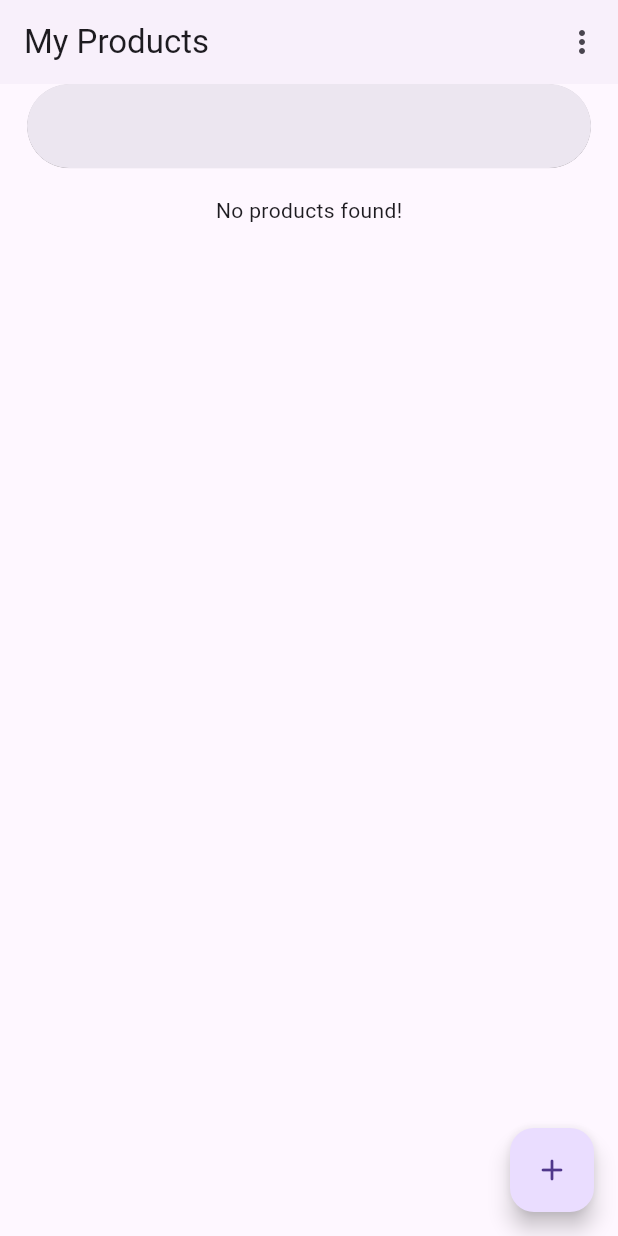
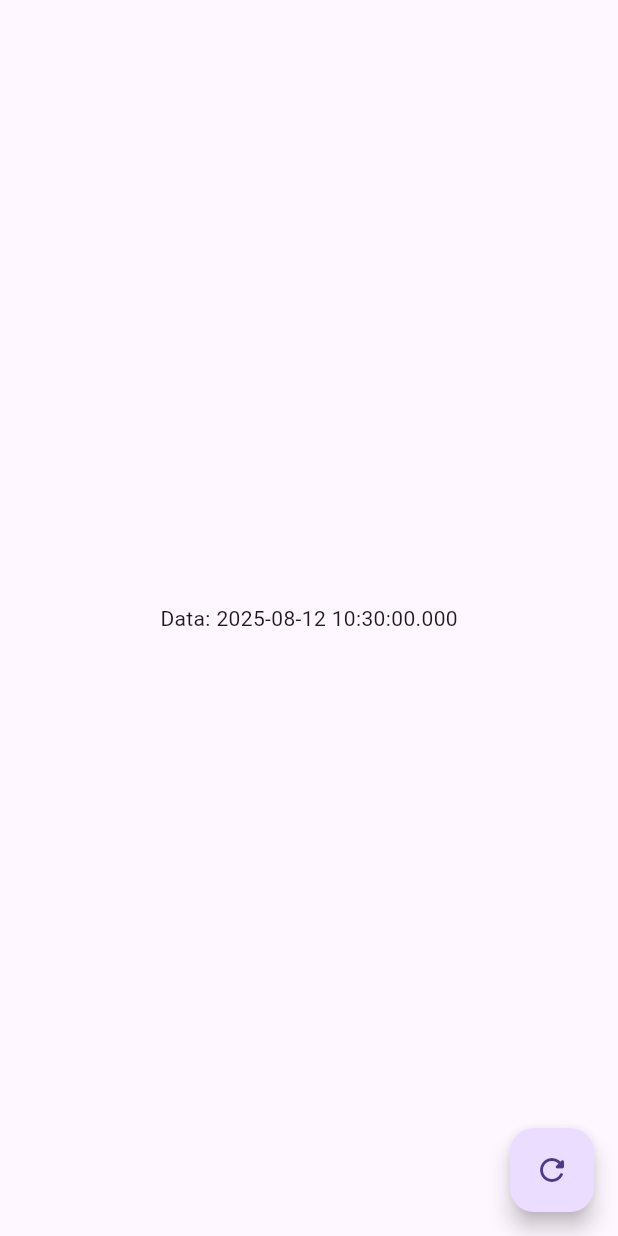
Before and after one commit to thetahmeed/flutter-with-riverpod, a Flutter app: the screen it shows after launch, on a phone screen of 412 x 824 dp. Run offline on Flutter 3.47's test engine with Material 3 defaults, Android fonts, the phone set to English and light mode, and no system bars; our stand-ins replace flutter_riverpod, freezed_annotation, riverpod_annotation; generated files the repository leaves out were written again.

Commit message:
State Nofitier Provider Refactored

```diff
--- a/lib/main.dart
+++ b/lib/main.dart
@@ -1,6 +1,7 @@
 import 'package:flutter/material.dart';
 import 'package:flutter_riverpod/flutter_riverpod.dart';
-import 'updated2/state_notifier_provider3/state_notifier_provider_page3.dart';
+import 'package:flutter_with_riverpod/updated2/future_provider/future_provider_page.dart';
+import 'updated2/state_notifier_provider/state_notifier_provider3/state_notifier_provider_page3.dart';
 
 void main() {
   // 0. Wrap the app with ProviderScope
@@ -17,7 +18,8 @@ class MyApp extends StatelessWidget {
       // home: SimpleProviderScreen(),
       // home: StateProviderScreen(),
       // home: StateNotifierProviderPage(),
-      home: StateNotifierProviderPage3(),
+      // home: StateNotifierProviderPage3(),
+      home: FutureProviderPage(),
       debugShowCheckedModeBanner: false,
     );
   }
--- /dev/null
+++ b/lib/updated2/future_provider/future_provider_page.dart
@@ -0,0 +1,37 @@
+import 'package:flutter/material.dart';
+import 'package:flutter_riverpod/flutter_riverpod.dart';
+
+final futureProvider = FutureProvider<String>((ref) async {
+  await Future.delayed(const Duration(seconds: 1));
+  // if (23 != 3) throw "Thre is an error";
+
+  return DateTime.now().toString();
+});
+
+class FutureProviderPage extends ConsumerWidget {
+  const FutureProviderPage({super.key});
+
+  @override
+  Widget build(BuildContext context, WidgetRef ref) {
+    final futureValue = ref.watch(futureProvider);
+
+    return Scaffold(
+      body: Center(
+        child: futureValue.when(
+          skipLoadingOnRefresh: false,
+          data: (data) => Text('Data: $data'),
+          error: (error, stackTrace) => Text('Error: $error'),
+          loading: () => const CircularProgressIndicator(),
+        ),
+      ),
+      floatingActionButton: FloatingActionButton(
+        onPressed: () {
+          ref.invalidate(futureProvider);
+        },
+        child: const Icon(
+          Icons.refresh_rounded,
+        ),
+      ),
+    );
+  }
+}
--- a/lib/updated2/state_notifier_provider3/models/my_products.dart
+++ b/lib/updated2/state_notifier_provider/state_notifier_provider3/models/my_products.dart
@@ -1,5 +1,5 @@
 // ignore_for_file: public_member_api_docs, sort_constructors_first
-import 'package:flutter_with_riverpod/updated2/state_notifier_provider3/models/product.dart';
+import 'package:flutter_with_riverpod/updated2/state_notifier_provider/state_notifier_provider3/models/product.dart';
 
 class MyProducts {
   final List<Product> allProducts;
--- a/lib/updated2/state_notifier_provider3/providers/product_notifier.dart
+++ b/lib/updated2/state_notifier_provider/state_notifier_provider3/providers/product_notifier.dart
@@ -1,6 +1,6 @@
 import 'package:flutter_riverpod/flutter_riverpod.dart';
-import 'package:flutter_with_riverpod/updated2/state_notifier_provider3/models/my_products.dart';
-import 'package:flutter_with_riverpod/updated2/state_notifier_provider3/models/product.dart';
+import 'package:flutter_with_riverpod/updated2/state_notifier_provider/state_notifier_provider3/models/my_products.dart';
+import 'package:flutter_with_riverpod/updated2/state_notifier_provider/state_notifier_provider3/models/product.dart';
 
 class ProductNotifier extends StateNotifier<MyProducts> {
   ProductNotifier() : super(MyProducts(allProducts: [], filteredProducts: []));
--- /dev/null
+++ b/lib/updated2/state_notifier_provider/state_notifier_provider3/providers/product_provider.dart
@@ -0,0 +1,6 @@
+import 'package:flutter_riverpod/flutter_riverpod.dart';
+import 'package:flutter_with_riverpod/updated2/state_notifier_provider/state_notifier_provider3/models/my_products.dart';
+import 'package:flutter_with_riverpod/updated2/state_notifier_provider/state_notifier_provider3/providers/product_notifier.dart';
+
+final productProvider = StateNotifierProvider<ProductNotifier, MyProducts>(
+    (ref) => ProductNotifier());
--- a/lib/updated2/state_notifier_provider3/state_notifier_provider_page3.dart
+++ b/lib/updated2/state_notifier_provider/state_notifier_provider3/state_notifier_provider_page3.dart
@@ -1,6 +1,6 @@
 import 'package:flutter/material.dart';
 import 'package:flutter_riverpod/flutter_riverpod.dart';
-import 'package:flutter_with_riverpod/updated2/state_notifier_provider3/providers/product_provider.dart';
+import 'package:flutter_with_riverpod/updated2/state_notifier_provider/state_notifier_provider3/providers/product_provider.dart';
 
 class StateNotifierProviderPage3 extends ConsumerWidget {
   const StateNotifierProviderPage3({super.key});
--- a/lib/updated2/state_notifier_provider/state_notifier_provider_page.dart
+++ b/lib/updated2/state_notifier_provider/state_notifier_provider_page1.dart
@@ -39,8 +39,8 @@ class MyStates {
 }
 
 // View
-class StateNotifierProviderPage extends ConsumerWidget {
-  const StateNotifierProviderPage({super.key});
+class StateNotifierProviderPage1 extends ConsumerWidget {
+  const StateNotifierProviderPage1({super.key});
 
   @override
   Widget build(BuildContext context, WidgetRef ref) {
--- a/lib/updated2/state_notifier_provider3/providers/product_provider.dart
+++ /dev/null
@@ -1,6 +0,0 @@
-import 'package:flutter_riverpod/flutter_riverpod.dart';
-import 'package:flutter_with_riverpod/updated2/state_notifier_provider3/models/my_products.dart';
-import 'package:flutter_with_riverpod/updated2/state_notifier_provider3/providers/product_notifier.dart';
-
-final productProvider = StateNotifierProvider<ProductNotifier, MyProducts>(
-    (ref) => ProductNotifier());
```
Also changed, not shown: lib/updated2/state_notifier_provider/state_notifier_provider3/models/product.dart (renamed from lib/updated2/state_notifier_provider3/models/product.dart).
